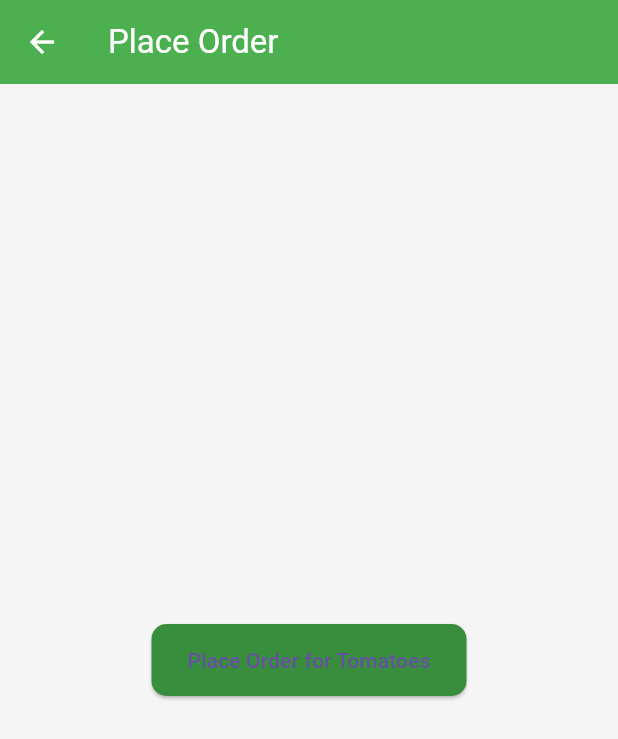
After one commit to ks3891/farmconnect_hack4business, a Flutter app: the PlaceOrderScreen screen opened directly, on a phone screen of 412 x 824 dp. The commit adds this screen. Shown: the top 739 px of the screen. Run offline on Flutter 3.47's test engine with Material 3 defaults, Android fonts, the phone set to English and light mode, and no system bars.

Commit message:
changes till now

```diff
--- /dev/null
+++ b/lib/screens/place_order_screen.dart
@@ -0,0 +1,30 @@
+import 'package:flutter/material.dart';
+import '../utils/order_store.dart';
+
+class PlaceOrderScreen extends StatelessWidget {
+  const PlaceOrderScreen({super.key});
+
+  @override
+  Widget build(BuildContext context) {
+    return Scaffold(
+      appBar: AppBar(title: const Text("Place Order")),
+      body: Center(
+        child: ElevatedButton(
+          onPressed: () {
+            OrderStore.addOrder({
+              'crop': 'Tomatoes',
+              'buyerName': 'Ram Bahadur',
+              'quantity': '10kg',
+              'status': 'Pending',
+            });
+
+            ScaffoldMessenger.of(
+              context,
+            ).showSnackBar(const SnackBar(content: Text("Order Placed")));
+          },
+          child: const Text("Place Order for Tomatoes"),
+        ),
+      ),
+    );
+  }
+}
--- /dev/null
+++ b/lib/utils/order_store.dart
@@ -0,0 +1,17 @@
+class OrderStore {
+  static final List<Map<String, dynamic>> _orders = [];
+
+  static void addOrder(Map<String, dynamic> order) {
+    _orders.add(order);
+  }
+
+  static List<Map<String, dynamic>> getOrders() {
+    return _orders;
+  }
+
+  static void removeOrderAt(int index) {
+    if (index >= 0 && index < _orders.length) {
+      _orders.removeAt(index);
+    }
+  }
+}
```
Also changed, not shown: lib/screens/cart_screen.dart (+45 -21 lines), lib/screens/farmer_order_screen.dart (+28 -8 lines), 4 other files.
